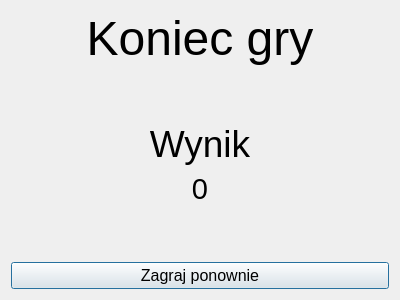
Old version of the form oknoprzegranej.ui in the repository Wirgiliusz/FlyAndShoot.
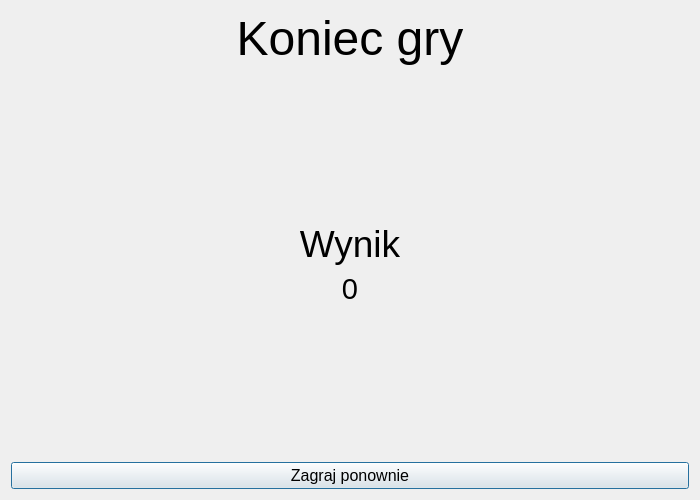
New version of the form.

```diff
--- a/oknoprzegranej.ui
+++ b/oknoprzegranej.ui
@@ -6,8 +6,8 @@
    <rect>
     <x>0</x>
     <y>0</y>
-    <width>400</width>
-    <height>300</height>
+    <width>700</width>
+    <height>500</height>
    </rect>
   </property>
   <property name="windowTitle">
```
